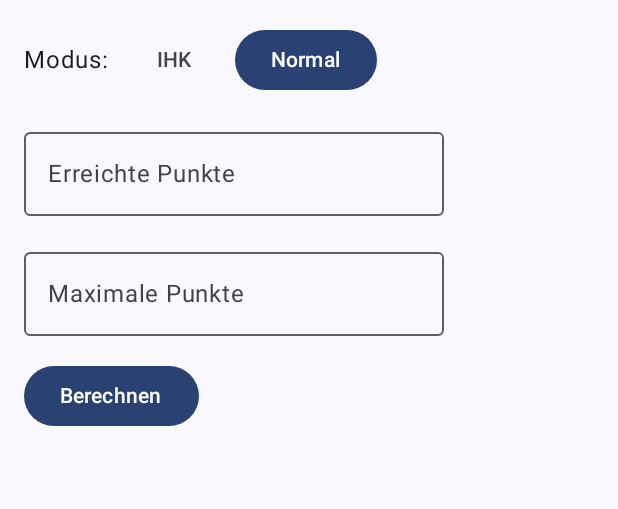
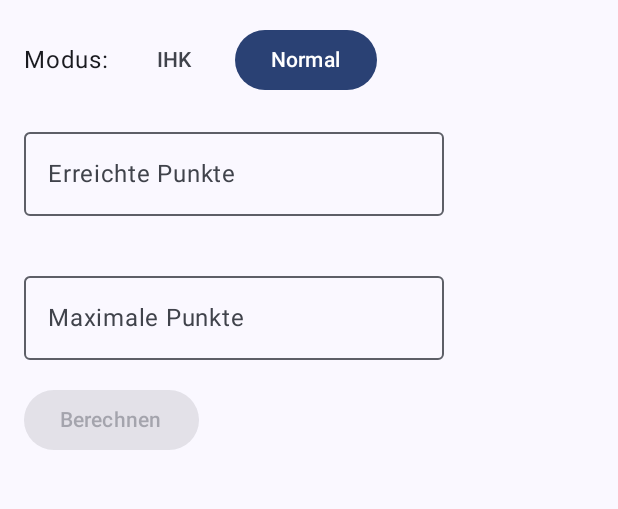
Before and after one commit to XplorodoX/Notenrechner, an Android app built with Jetpack Compose: the screen it shows after launch (MainActivity), after a tap on "Normal", on a phone screen of 412 x 824 dp, the part 78-587 px from its top. Run offline under Robolectric (Android 15) with nearby library versions, the phone set to English and light mode, and no system bars.

Commit message:
refactor NotenrechnerScreen; enhance input handling with keyboard actions, validation, and clear history dialog

```diff
--- a/app/src/main/java/com/example/notenrechner/MainActivity.kt
+++ b/app/src/main/java/com/example/notenrechner/MainActivity.kt
@@ -11,7 +11,13 @@ import androidx.compose.material3.*
 import androidx.compose.runtime.*
 import androidx.compose.ui.Modifier
 import androidx.compose.foundation.text.KeyboardOptions
+import androidx.compose.foundation.text.KeyboardActions
+import androidx.compose.runtime.saveable.rememberSaveable
+import androidx.compose.ui.Alignment
+import androidx.compose.ui.graphics.Color
+import androidx.compose.ui.platform.LocalFocusManager
 import androidx.compose.ui.text.input.KeyboardType
+import androidx.compose.ui.text.input.ImeAction
 import androidx.compose.ui.tooling.preview.Preview
 import androidx.compose.ui.unit.dp
 import com.example.notenrechner.ui.theme.NotenrechnerTheme
@@ -32,12 +38,14 @@ class MainActivity : ComponentActivity() {
 
 @Composable
 fun NotenrechnerScreen(modifier: Modifier = Modifier) {
-    var punkte by remember { mutableStateOf("") }
-    var maxPunkte by remember { mutableStateOf("") }
-    var modus by remember { mutableStateOf(0) } // 0 = IHK, 1 = Normal
+    var punkte by rememberSaveable { mutableStateOf("") }
+    var maxPunkte by rememberSaveable { mutableStateOf("") }
+    var modus by rememberSaveable { mutableStateOf(0) } // 0 = IHK, 1 = Normal
     var note by remember { mutableStateOf("") }
     var verbal by remember { mutableStateOf("") }
     val history = remember { mutableStateListOf<HistoryEntry>() }
+    var showClearDialog by remember { mutableStateOf(false) }
+    val focusManager = LocalFocusManager.current
 
     Column(
         modifier = modifier
@@ -62,7 +70,13 @@ fun NotenrechnerScreen(modifier: Modifier = Modifier) {
             onValueChange = { punkte = it.filter { c -> c.isDigit() } },
             label = { Text("Erreichte Punkte") },
             singleLine = true,
-            keyboardOptions = KeyboardOptions(keyboardType = KeyboardType.Number)
+            keyboardOptions = KeyboardOptions(keyboardType = KeyboardType.Number, imeAction = if (modus == 0) ImeAction.Done else ImeAction.Next),
+            keyboardActions = KeyboardActions(
+                onNext = { focusManager.clearFocus() },
+                onDone = { focusManager.clearFocus() }
+            ),
+            supportingText = { if (modus == 0) Text("0–100") },
+            isError = punkte.isNotEmpty() && (punkte.toIntOrNull()?.let { it < 0 || (modus == 0 && it > 100) } == true)
         )
         if (modus == 1) {
             OutlinedTextField(
@@ -70,8 +84,18 @@ fun NotenrechnerScreen(modifier: Modifier = Modifier) {
                 onValueChange = { maxPunkte = it.filter { c -> c.isDigit() } },
                 label = { Text("Maximale Punkte") },
                 singleLine = true,
-                keyboardOptions = KeyboardOptions(keyboardType = KeyboardType.Number)
+                keyboardOptions = KeyboardOptions(keyboardType = KeyboardType.Number, imeAction = ImeAction.Done),
+                keyboardActions = KeyboardActions(onDone = { focusManager.clearFocus() }),
+                isError = maxPunkte.isNotEmpty() && (maxPunkte.toIntOrNull()?.let { it <= 0 } == true)
             )
+        }
+        val inputsValid = remember(punkte, maxPunkte, modus) {
+            val p = punkte.toIntOrNull()
+            val m = maxPunkte.toIntOrNull()
+            when (modus) {
+                0 -> p != null && p in 0..100
+                else -> p != null && m != null && m > 0 && p in 0..m
+            }
         }
         Button(onClick = {
             val p = punkte.toIntOrNull()
@@ -106,7 +130,7 @@ fun NotenrechnerScreen(modifier: Modifier = Modifier) {
                     }
                 }
             }
-        }) {
+        }, enabled = inputsValid) {
             Text("Berechnen")
         }
         if (note.isNotEmpty()) {
@@ -115,7 +139,34 @@ fun NotenrechnerScreen(modifier: Modifier = Modifier) {
                     Text("Ergebnis", style = MaterialTheme.typography.titleLarge)
                     val modusText = if (modus == 0) "IHK" else "Normal"
                     Text("Modus: $modusText", style = MaterialTheme.typography.bodyMedium)
-                    Text("Note: $note", style = MaterialTheme.typography.headlineMedium)
+                    Row(verticalAlignment = Alignment.CenterVertically, horizontalArrangement = Arrangement.spacedBy(12.dp)) {
+                        Text("Note: $note", style = MaterialTheme.typography.headlineMedium)
+                        if (verbal.isNotEmpty()) {
+                            val color = badgeColorFor(verbal)
+                            AssistChip(
+                                onClick = {},
+                                enabled = false,
+                                label = { Text(verbal.replaceFirstChar { if (it.isLowerCase()) it.titlecase(java.util.Locale.getDefault()) else it.toString() }) },
+                                colors = AssistChipDefaults.assistChipColors(
+                                    disabledContainerColor = color.copy(alpha = 0.12f),
+                                    disabledLabelColor = color
+                                )
+                            )
+                        }
+                    }
+
+                    val prozentText = when (modus) {
+                        0 -> punkte.toIntOrNull()?.let { "$it/100 = ${String.format(java.util.Locale.GERMANY, "%.1f%%", it.toDouble())}" } ?: ""
+                        else -> {
+                            val p = punkte.toIntOrNull()
+                            val m = maxPunkte.toIntOrNull()
+                            if (p != null && m != null && m > 0) {
+                                val percent = p * 100.0 / m
+                                "$p/$m = ${String.format(java.util.Locale.GERMANY, "%.1f%%", percent)}"
+                            } else ""
+                        }
+                    }
+                    if (prozentText.isNotEmpty()) Text(prozentText, style = MaterialTheme.typography.bodyMedium)
                     if (verbal.isNotEmpty()) {
                         Text("Bewertung: ${verbal.replaceFirstChar { if (it.isLowerCase()) it.titlecase(java.util.Locale.getDefault()) else it.toString() }}",
                             style = MaterialTheme.typography.titleMedium)
@@ -132,34 +183,57 @@ fun NotenrechnerScreen(modifier: Modifier = Modifier) {
                 horizontalArrangement = Arrangement.SpaceBetween
             ) {
                 Text("Verlauf", style = MaterialTheme.typography.titleLarge)
-                TextButton(onClick = { history.clear() }) { Text("Löschen") }
+                TextButton(onClick = { showClearDialog = true }) { Text("Löschen") }
             }
             Card(modifier = Modifier.fillMaxWidth()) {
                 LazyColumn(modifier = Modifier
                     .fillMaxWidth()
                     .padding(8.dp)) {
                     items(history.reversed()) { entry ->
-                        HistoryRow(entry)
+                        HistoryRow(entry, onRemove = { history.remove(entry) })
                         Divider()
                     }
                 }
             }
         }
+
+        if (showClearDialog) {
+            AlertDialog(
+                onDismissRequest = { showClearDialog = false },
+                title = { Text("Verlauf löschen?") },
+                text = { Text("Möchtest du wirklich alle Einträge löschen?") },
+                confirmButton = { TextButton(onClick = { history.clear(); showClearDialog = false }) { Text("Ja") } },
+                dismissButton = { TextButton(onClick = { showClearDialog = false }) { Text("Abbrechen") } }
+            )
+        }
     }
 }
 
 @Composable
-fun HistoryRow(entry: HistoryEntry) {
+fun HistoryRow(entry: HistoryEntry, onRemove: () -> Unit) {
     val modusText = if (entry.modus == Modus.IHK) "IHK" else "Normal"
     val noteText = String.format(java.util.Locale.GERMANY, "%.1f", entry.note)
     val dateText = java.text.SimpleDateFormat("dd.MM.yyyy HH:mm", java.util.Locale.GERMANY)
         .format(java.util.Date(entry.timestamp))
-    Column(Modifier.padding(8.dp)) {
-        Text("$modusText • Note $noteText — ${entry.verbal.replaceFirstChar { if (it.isLowerCase()) it.titlecase(java.util.Locale.getDefault()) else it.toString() }}",
-            style = MaterialTheme.typography.titleMedium)
-        val punkteText = if (entry.maxPunkte != null) "${entry.punkte}/${entry.maxPunkte}" else entry.punkte.toString()
-        Text("Punkte: $punkteText • $dateText", style = MaterialTheme.typography.bodyMedium)
+    Row(Modifier.padding(8.dp), horizontalArrangement = Arrangement.SpaceBetween, verticalAlignment = Alignment.CenterVertically) {
+        Column(Modifier.weight(1f)) {
+            Text("$modusText • Note $noteText — ${entry.verbal.replaceFirstChar { if (it.isLowerCase()) it.titlecase(java.util.Locale.getDefault()) else it.toString() }}",
+                style = MaterialTheme.typography.titleMedium)
+            val punkteText = if (entry.maxPunkte != null) "${entry.punkte}/${entry.maxPunkte}" else "${entry.punkte}/100"
+            Text("Punkte: $punkteText • $dateText", style = MaterialTheme.typography.bodyMedium)
+        }
+        TextButton(onClick = onRemove) { Text("Entfernen") }
     }
+}
+
+private fun badgeColorFor(verbal: String): Color = when (verbal.lowercase()) {
+    "sehr gut" -> Color(0xFF2E7D32)
+    "gut" -> Color(0xFF388E3C)
+    "befriedigend" -> Color(0xFFF9A825)
+    "ausreichend" -> Color(0xFFF57C00)
+    "mangelhaft" -> Color(0xFFD32F2F)
+    "ungenügend" -> Color(0xFFB71C1C)
+    else -> MaterialTheme.colorScheme.primary
 }
 
 @Composable
```
